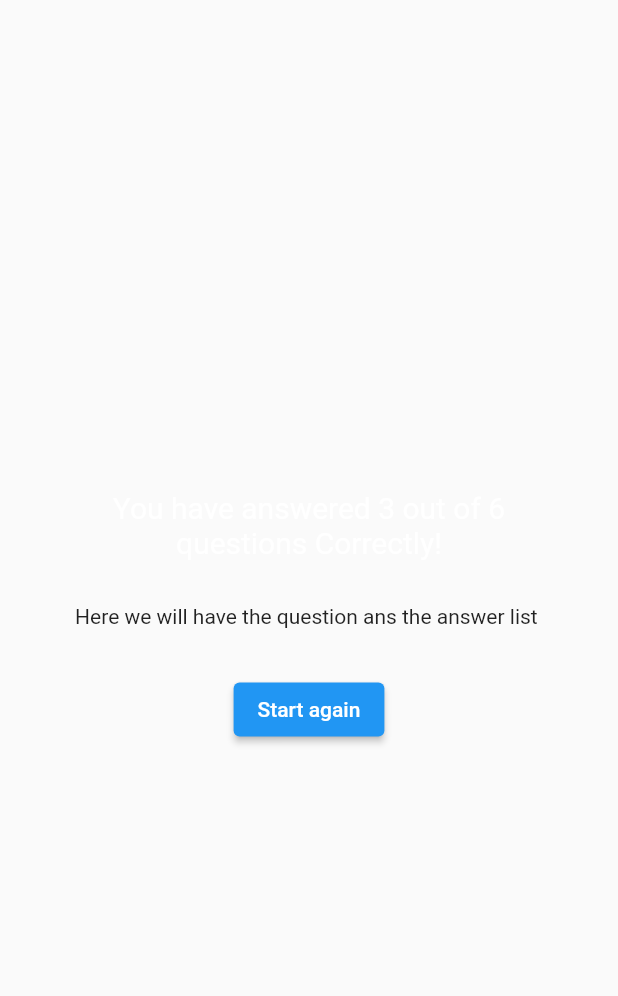
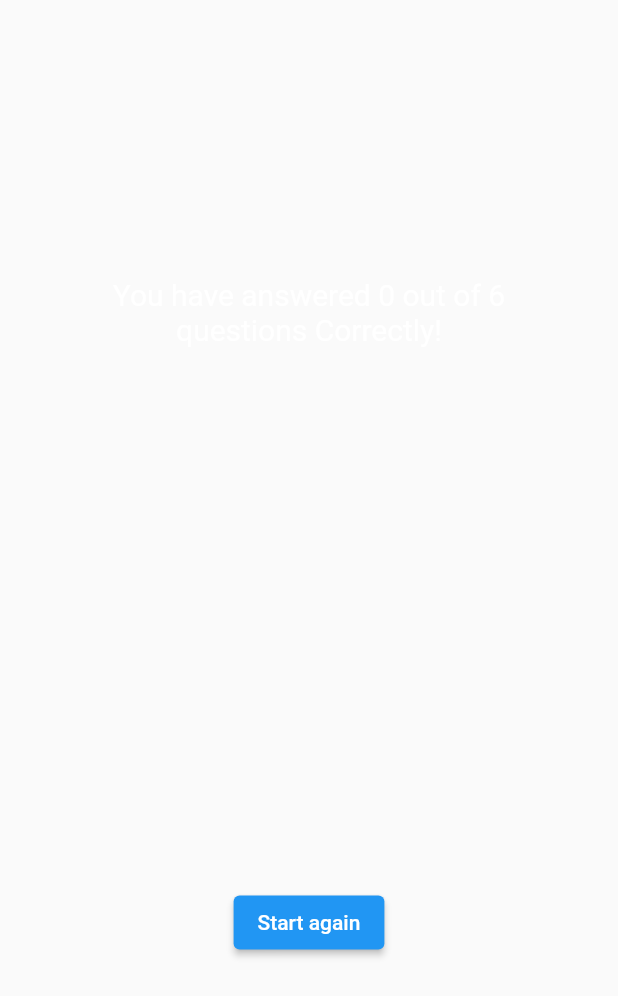
Before and after one commit to atul-kumar-shahi/flutter-projects, a Flutter app: the ResultScreen widget shown alone on an empty page, opened directly with empty values, on a phone screen of 412 x 824 dp. Shown: the top 996 px of the screen. Run offline on Flutter 3.47's test engine with Material 2 defaults, Android fonts, the phone set to English and light mode, and no system bars; our stand-ins replace google_fonts.

Commit message:
Almost complete quiz app

```diff
--- a/quiz_app/lib/quiz.dart
+++ b/quiz_app/lib/quiz.dart
@@ -43,7 +43,6 @@ class _QuizpageState extends State<Quizpage> {
       {
         setState(() {
           activeScreen='answerScreen';
-          selectedAnswer=[];
         });
       }
   }
--- a/quiz_app/lib/result_screen.dart
+++ b/quiz_app/lib/result_screen.dart
@@ -1,30 +1,59 @@
 import 'package:flutter/material.dart';
+import 'package:quiz_app/data/questions.dart';
+import 'package:quiz_app/question_summary_data.dart';
 
 class ResultScreen extends StatelessWidget {
-  const ResultScreen({super.key,required this.answerPressed});
+   ResultScreen({super.key, required this.answerPressed});
 
-  final List<String>answerPressed;
+  final List<String> answerPressed;
 
+  List<Map<String, Object>> getSummaryData() {
+    final List<Map<String, Object>> summary = [];
+    for (var i = 0; i < answerPressed.length; i++) {
+      summary.add(
+        {
+          'Question Index': i,
+          'Question': question[i].question,
+          'Chosen answer': answerPressed[i],
+          'Correct answer': question[i].answer[0],
+        },
+
+      );
+    }
+
+    return summary;
+  }
 
   @override
   Widget build(BuildContext context) {
+
+    final summaryData=getSummaryData();
+    final totalQuestion=question.length;
+    final totalCorrectAnswer=summaryData.where((data) {
+      return data['Chosen answer']==data['Correct answer'];
+    }).length;
+
+
     return SizedBox(
       width: double.infinity,
       child: Container(
         margin: const EdgeInsets.all(40),
-        child:  Column(
+        child: Column(
           mainAxisAlignment: MainAxisAlignment.center,
           children: [
-            const Text(
-              'You have answered 3 out of 6 questions Correctly!',
-              style: TextStyle(color: Colors.white, fontSize: 20),
+             Text(
+              'You have answered $totalCorrectAnswer out of $totalQuestion questions Correctly!',
+              style: const TextStyle(color: Colors.white, fontSize: 20),
               textAlign: TextAlign.center,
             ),
-            const SizedBox(height: 30,),
-            const Text('Here we will have the question ans the answer list '),
-            const SizedBox(height: 30,),
-            ElevatedButton(onPressed:(){} , child:const  Text('Start again'))
-
+            const SizedBox(
+              height: 30,
+            ),
+            QuestionSummary(summaryData),
+            const SizedBox(
+              height: 30,
+            ),
+            ElevatedButton(onPressed: () {}, child: const Text('Start again'))
           ],
         ),
       ),
```
Also changed, not shown: quiz_app/lib/question_summary_data.dart (added, +35 -0 lines).
